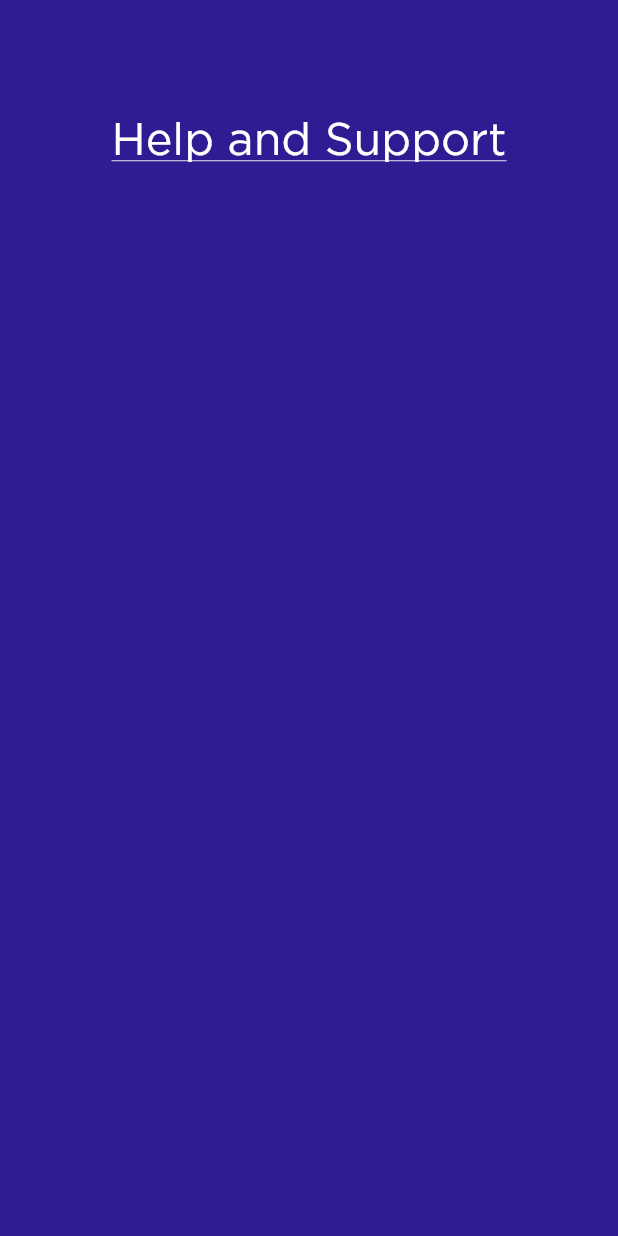
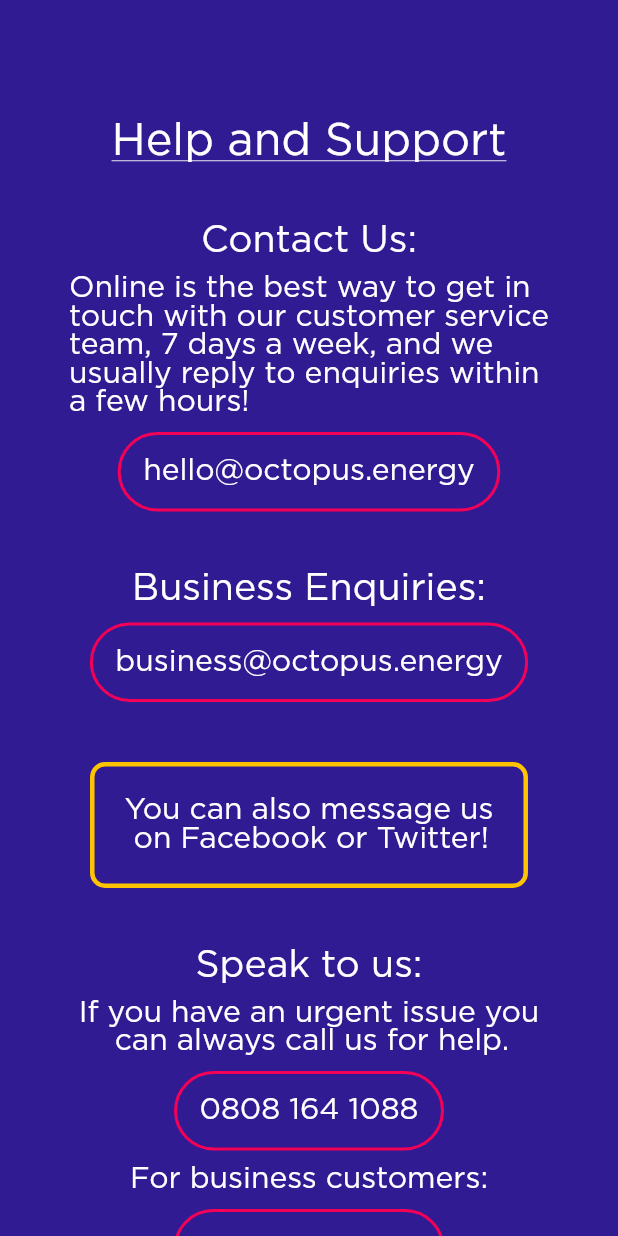
Before and after one commit to jagraj28/OctopusApp, a Flutter app: the HelpSupport screen opened by its route, on a phone screen of 412 x 824 dp. Run offline on Flutter 3.47's test engine with Material 2 defaults, Android fonts, the phone set to English and light mode, and no system bars; our stand-ins replace carousel_slider, curved_navigation_bar.

Commit message:
v2.9
Added content to help_support page

```diff
--- a/octopus_app/lib/pages/account/help_support.dart
+++ b/octopus_app/lib/pages/account/help_support.dart
@@ -36,6 +36,179 @@ class _HelpSupportState extends State<HelpSupport> {
                   ),
                 ),
               ),
+
+              Container(
+                margin: const EdgeInsets.only(top: 40.0),
+                child: Text(
+                  'Contact Us:',
+                  style: TextStyle(
+                    fontSize: 25.0,
+                    fontFamily: 'Gotham',
+                    color: Colors.white,
+                  ),
+                ),
+              ),
+
+              Container(
+                margin: const EdgeInsets.only(top: 10.0),
+                child: Text(
+                  'Online is the best way to get in\ntouch with our customer service\nteam, 7 days a week, and we\nusually reply to enquiries within\na few hours!',
+                  style: TextStyle(
+                    fontSize: 20.0,
+                    fontFamily: 'Gotham',
+                    color: Colors.white,
+                  ),
+                ),
+              ),
+
+              Container(
+                margin: const EdgeInsets.only(top: 10.0),
+                padding: const EdgeInsets.all(15.0),
+                decoration: BoxDecoration(
+                  border: Border.all(
+                    width: 2.0,
+                    color: Colors.pinkAccent[400],
+                  ),
+                  borderRadius: BorderRadius.circular(50.0),
+                ),
+                child: Text(
+                  'hello@octopus.energy',
+                  style: TextStyle(
+                    fontSize: 20.0,
+                    fontFamily: 'Gotham',
+                    color: Colors.white,
+                  ),
+                ),
+              ),
+
+              Container(
+                margin: const EdgeInsets.only(top: 40.0),
+                child: Text(
+                  'Business Enquiries:',
+                  style: TextStyle(
+                    fontSize: 25.0,
+                    fontFamily: 'Gotham',
+                    color: Colors.white,
+                  ),
+                ),
+              ),
+
+              Container(
+                margin: const EdgeInsets.only(top: 10.0),
+                padding: const EdgeInsets.all(15.0),
+                decoration: BoxDecoration(
+                  border: Border.all(
+                    width: 2.0,
+                    color: Colors.pinkAccent[400],
+                  ),
+                  borderRadius: BorderRadius.circular(50.0),
+                ),
+                child: Text(
+                  'business@octopus.energy',
+                  style: TextStyle(
+                    fontSize: 20.0,
+                    fontFamily: 'Gotham',
+                    color: Colors.white,
+                  ),
+                ),
+              ),
+
+              Container(
+                margin: const EdgeInsets.only(top: 40.0),
+                padding: const EdgeInsets.all(20.0),
+                decoration: BoxDecoration(
+                  border: Border.all(
+                    width: 3.0,
+                    color: Colors.amberAccent[400],
+                  ),
+                  borderRadius: BorderRadius.circular(10.0),
+                ),
+                child: Text(
+                  'You can also message us\n on Facebook or Twitter!',
+                  style: TextStyle(
+                    fontSize: 20.0,
+                    fontFamily: 'Gotham',
+                    color: Colors.white,
+                  ),
+                ),
+              ),
+
+              Container(
+                margin: const EdgeInsets.only(top: 40.0),
+                child: Text(
+                  'Speak to us:',
+                  style: TextStyle(
+                    fontSize: 25.0,
+                    fontFamily: 'Gotham',
+                    color: Colors.white,
+                  ),
+                ),
+              ),
+
+              Container(
+                margin: const EdgeInsets.only(top: 10.0),
+                child: Text(
+                  'If you have an urgent issue you\n    can always call us for help.',
+                  style: TextStyle(
+                    fontSize: 20.0,
+                    fontFamily: 'Gotham',
+                    color: Colors.white,
+                  ),
+                ),
+              ),
+
+              Container(
+                margin: const EdgeInsets.only(top: 10.0),
+                padding: const EdgeInsets.all(15.0),
+                decoration: BoxDecoration(
+                  border: Border.all(
+                    width: 2.0,
+                    color: Colors.pinkAccent[400],
+                  ),
+                  borderRadius: BorderRadius.circular(50.0),
+                ),
+                child: Text(
+                  '0808 164 1088',
+                  style: TextStyle(
+                    fontSize: 20.0,
+                    fontFamily: 'Gotham',
+                    color: Colors.white,
+                  ),
+                ),
+              ),
+
+              Container(
+                margin: const EdgeInsets.only(top: 10.0),
+                child: Text(
+                  'For business customers:',
+                  style: TextStyle(
+                    fontSize: 20.0,
+                    fontFamily: 'Gotham',
+                    color: Colors.white,
+                  ),
+                ),
+              ),
+
+              Container(
+                margin: const EdgeInsets.only(top: 10.0),
+                padding: const EdgeInsets.all(15.0),
+                decoration: BoxDecoration(
+                  border: Border.all(
+                    width: 2.0,
+                    color: Colors.pinkAccent[400],
+                  ),
+                  borderRadius: BorderRadius.circular(50.0),
+                ),
+                child: Text(
+                  '020 3389 5613',
+                  style: TextStyle(
+                    fontSize: 20.0,
+                    fontFamily: 'Gotham',
+                    color: Colors.white,
+                  ),
+                ),
+              ),
+
             ],
           ),
         ),
```
